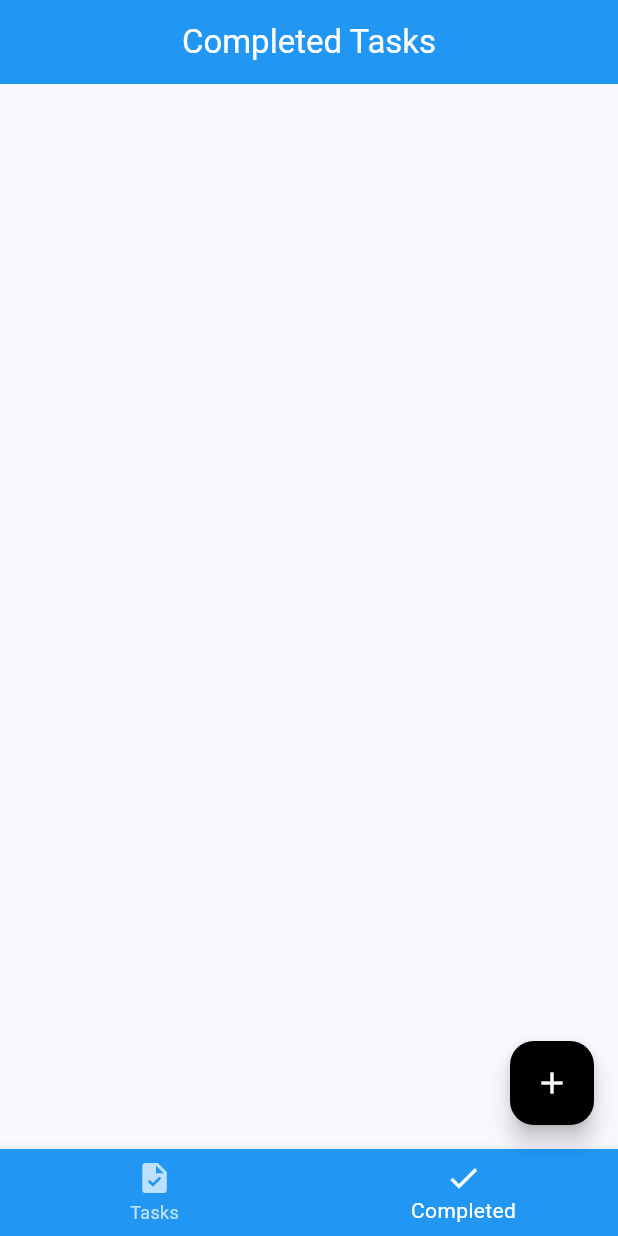
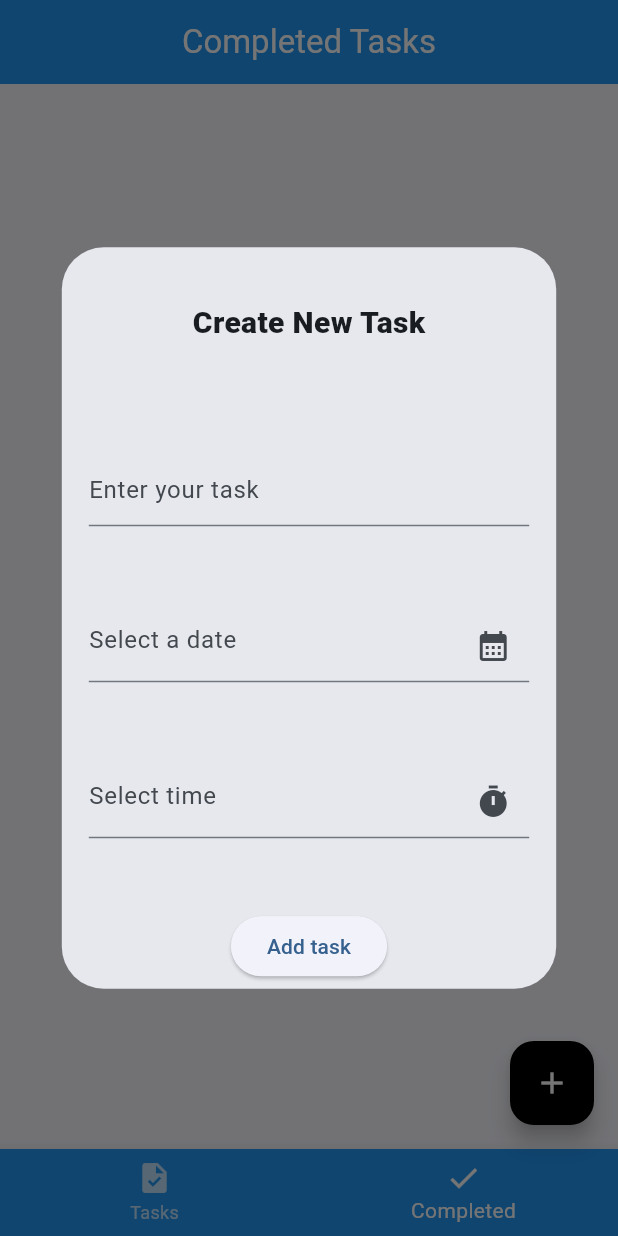
Before and after one commit to BakhtiarAhmed41/Todo-List-Using-Provider, a Flutter app: the screen it shows after launch, item 2 of the bottom bar chosen, after a tap on the "add" icon, on a phone screen of 412 x 824 dp. Run offline on Flutter 3.47's test engine with Material 3 defaults, Android fonts, the phone set to English and light mode, and no system bars.

Commit message:
Task adding feature completed

```diff
--- a/lib/TaskViewModel/task_view_model.dart
+++ b/lib/TaskViewModel/task_view_model.dart
@@ -1,32 +1,34 @@
+import 'package:flutter/cupertino.dart';
+import 'package:flutter/material.dart';
+import 'package:todo_list/model/task_model.dart';
 
-import 'package:flutter/cupertino.dart';
-
-import '../model/task_model.dart';
-
-class TaskViewModel extends ChangeNotifier{
-
+class TaskViewModel extends ChangeNotifier {
   List<Task> tasks = [];
 
   String? taskName;
-  var dateController =  TextEditingController();
-  var timeController =  TextEditingController();
+  String? date;
+  String? time;
 
-  setTaskName(String? value){
+  void setTaskName(String? value) {
     taskName = value;
-    notifyListeners();
   }
 
-  setDate(String? date){
-
+  void setDate(String? value) {
+    date = value;
   }
 
-  setTime(String? time){
-
+  void setTime(String? value) {
+    time = value;
   }
 
-
-  addTask(){
-
+  void addTask() {
+    if (taskName != null && date != null && time != null) {
+      Task newTask = Task(taskName!, date!, time!);
+      tasks.add(newTask);
+      taskName = null;
+      date = null;
+      time = null;
+      notifyListeners();
+    }
   }
-
 }
--- a/lib/main.dart
+++ b/lib/main.dart
@@ -1,15 +1,20 @@
 import 'package:flutter/material.dart';
-
+import 'package:todo_list/TaskViewModel/task_view_model.dart';
 import 'task_screen.dart';
+import 'package:provider/provider.dart';
 
 void main() {
-  runApp(const MyApp());
+  runApp(
+    ChangeNotifierProvider(
+      create: (context) => TaskViewModel(),
+      child: const MyApp(),
+    ),
+  );
 }
 
 class MyApp extends StatelessWidget {
   const MyApp({super.key});
 
-  // This widget is the root of your application.
   @override
   Widget build(BuildContext context) {
     return MaterialApp(
--- a/lib/task_screen.dart
+++ b/lib/task_screen.dart
@@ -1,5 +1,8 @@
 import 'package:flutter/material.dart';
+import 'package:provider/provider.dart';
+import 'package:todo_list/TaskViewModel/task_view_model.dart';
 
+import 'model/task_model.dart';
 
 class Home extends StatefulWidget {
   const Home({super.key});
@@ -10,22 +13,27 @@ class Home extends StatefulWidget {
 
 class _HomeState extends State<Home> {
   int _currentIndex = 0;
-
+  final TextEditingController taskNameController = TextEditingController();
+  final TextEditingController dateController = TextEditingController();
+  final TextEditingController timeController = TextEditingController();
 
   @override
   Widget build(BuildContext context) {
+    double height = MediaQuery.sizeOf(context).height;
+    double width = MediaQuery.sizeOf(context).width;
+
     final tabs = [
-    Tasks(),
-    Completed()
+      const TaskScreen(),
+      const Completed(),
     ];
+
     return Scaffold(
-
       bottomNavigationBar: BottomNavigationBar(
         backgroundColor: Colors.blue,
         selectedItemColor: Colors.white,
         unselectedItemColor: Colors.white70,
         currentIndex: _currentIndex,
-        onTap: (index){
+        onTap: (index) {
           setState(() {
             _currentIndex = index;
           });
@@ -33,48 +41,149 @@ class _HomeState extends State<Home> {
         items: const [
           BottomNavigationBarItem(
             icon: Icon(Icons.task),
-            label: "Tasks"
+            label: "Tasks",
           ),
           BottomNavigationBarItem(
             icon: Icon(Icons.done),
-              label: "Completed"
+            label: "Completed",
           ),
         ],
       ),
       floatingActionButton: FloatingActionButton(
-        onPressed: (){},
+        onPressed: () async {
+          await showDialog(
+            context: context,
+            builder: (context) => Dialog(
+              child: SizedBox(
+                height: height * 0.6,
+                width: width * 0.8,
+                child: Column(
+                  mainAxisAlignment: MainAxisAlignment.start,
+                  children: [
+                    const Text(
+                      "Create New Task",
+                      style: TextStyle(height: 5, fontSize: 20, fontWeight: FontWeight.w800),
+                    ),
+                    const SizedBox(height: 20),
+                    Padding(
+                      padding: const EdgeInsets.all(18.0),
+                      child: TextField(
+                        keyboardType: TextInputType.text,
+                        controller: taskNameController,
+                        decoration: InputDecoration(
+                          hintText: "Enter your task",
+                        ),
+                      ),
+                    ),
+                    const SizedBox(height: 20),
+                    Padding(
+                      padding: const EdgeInsets.all(18.0),
+                      child: TextField(
+                        readOnly: true,
+                        controller: dateController,
+                        decoration: InputDecoration(
+                          hintText: "Select a date",
+                          suffixIcon: IconButton(
+                            icon: const Icon(Icons.calendar_month),
+                            onPressed: () async {
+                              DateTime? date = await showDatePicker(
+                                context: context,
+                                initialDate: DateTime.now(),
+                                firstDate: DateTime.now(),
+                                lastDate: DateTime(2027),
+                              );
+                              if (date != null) {
+                                dateController.text = date.toLocal().toString().split(' ')[0];
+                                context.read<TaskViewModel>().setDate(dateController.text);
+                              }
+                            },
+                          ),
+                        ),
+                      ),
+                    ),
+                    const SizedBox(height: 20),
+                    Padding(
+                      padding: const EdgeInsets.all(18.0),
+                      child: TextField(
+                        readOnly: true,
+                        controller: timeController,
+                        decoration: InputDecoration(
+                          hintText: "Select time",
+                          suffixIcon: IconButton(
+                            icon: const Icon(Icons.timer),
+                            onPressed: () async {
+                              TimeOfDay? time = await showTimePicker(
+                                context: context,
+                                initialTime: TimeOfDay.now(),
+                              );
+                              if (time != null) {
+                                timeController.text = time.format(context);
+                                context.read<TaskViewModel>().setTime(timeController.text);
+                              }
+                            },
+                          ),
+                        ),
+                      ),
+                    ),
+                    const SizedBox(height: 30),
+                    Center(
+                      child: ElevatedButton(
+                        child: const Text("Add task"),
+                        onPressed: () {
+                          final taskProvider = context.read<TaskViewModel>();
+                          taskProvider.setTaskName(taskNameController.text);
+                          taskProvider.addTask();
+
+                          taskNameController.clear();
+                          dateController.clear();
+                          timeController.clear();
+                          Navigator.pop(context); // Close the dialog
+                        },
+                      ),
+                    ),
+                  ],
+                ),
+              ),
+            ),
+          );
+        },
         backgroundColor: Colors.black,
-        child: const Icon(Icons.add, color: Colors.white,),
+        child: const Icon(Icons.add, color: Colors.white),
       ),
       body: tabs[_currentIndex],
     );
   }
 }
 
+class TaskScreen extends StatelessWidget {
+  const TaskScreen({super.key});
 
-
-
-class Tasks extends StatefulWidget {
-  const Tasks({super.key});
-
-  @override
-  State<Tasks> createState() => _TasksState();
-}
-
-class _TasksState extends State<Tasks> {
   @override
   Widget build(BuildContext context) {
     return Scaffold(
       appBar: AppBar(
         backgroundColor: Colors.blue,
-        title: const Text("Your Tasks", style: TextStyle(color: Colors.white),),
+        title: const Text(
+          "Your Tasks",
+          style: TextStyle(color: Colors.white),
+        ),
         centerTitle: true,
       ),
-      body: ListView.separated(itemBuilder: (context, index) {
+      body: Consumer<TaskViewModel>(
+        builder: (context, value, _) {
+          return ListView.separated(
+            itemBuilder: (context, index) {
+              Task task = value.tasks[index];
               return ListTile(
-          title: Text("Task ${index+1}"),
+                title: Text(task.taskName),
+                subtitle: Row(
+                  children: [
+                    Text(task.date),
+                    const SizedBox(width: 5),
+                    Text(task.time),
+                  ],
+                ),
               );
-
             },
             separatorBuilder: (context, index) {
               return const Divider(
@@ -82,29 +191,26 @@ class _TasksState extends State<Tasks> {
                 thickness: 1,
               );
             },
-          itemCount: 5),
+            itemCount: value.tasks.length,
+          );
+        },
+      ),
     );
   }
 }
 
-
-
-
-
-class Completed extends StatefulWidget {
+class Completed extends StatelessWidget {
   const Completed({super.key});
 
-  @override
-  State<Completed> createState() => _CompletedState();
-}
-
-class _CompletedState extends State<Completed> {
   @override
   Widget build(BuildContext context) {
     return Scaffold(
       appBar: AppBar(
         backgroundColor: Colors.blue,
-        title: const Text("Completed Tasks", style: TextStyle(color: Colors.white),),
+        title: const Text(
+          "Completed Tasks",
+          style: TextStyle(color: Colors.white),
+        ),
         centerTitle: true,
       ),
     );
```
Lines whose indentation alone changed are shown as unchanged.
